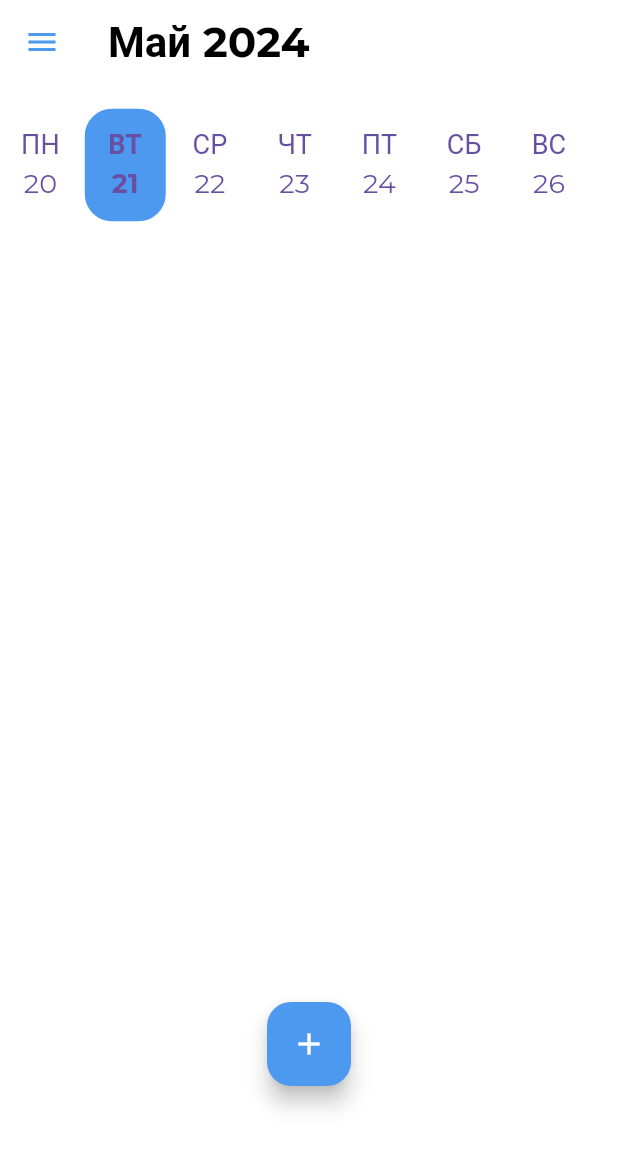
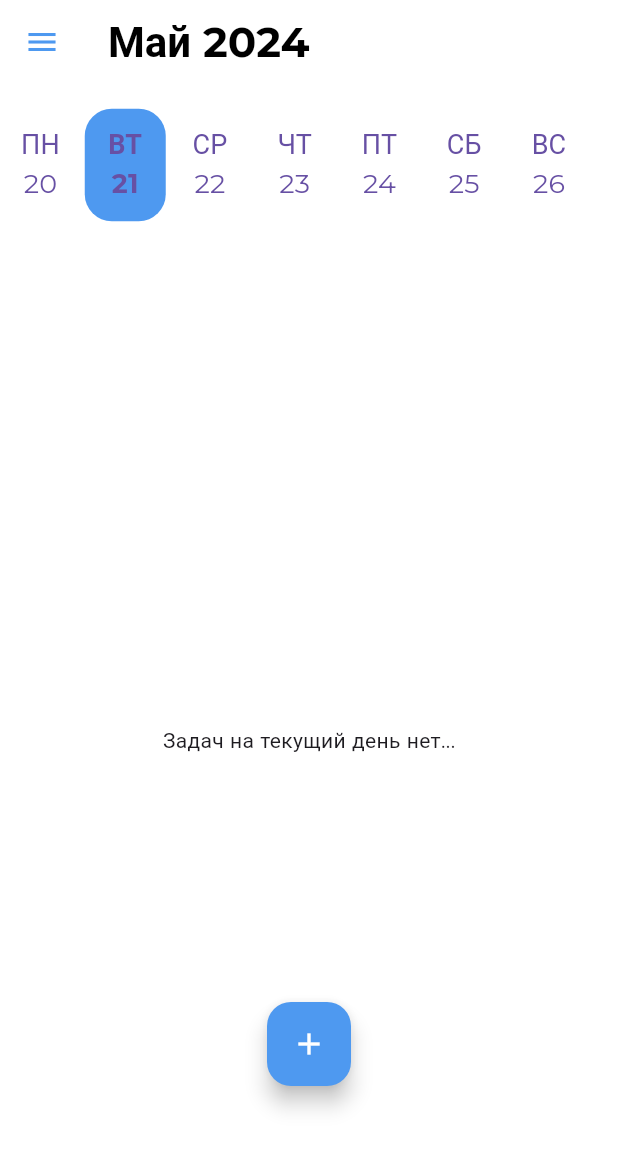
Before and after one commit to schlimmsten/Multitask, a Flutter app: the screen it shows after launch, after a tap on "Продолжить", on a phone screen of 412 x 824 dp. Shown: the top 1149 px of the screen. Run offline on Flutter 3.47's test engine with Material 3 defaults, Android fonts, the phone set to English and light mode, and no system bars; our stand-ins replace flutter_slidable, hive, hive_flutter, shared_preferences; missing offline and left inert: flutter_material_color_picker; accounts and stored records are empty; statements that could not run were skipped; project files that could hold a hidden picture were left out.

Commit message:
Смена даты начала работать, однако есть свои приколы: - так как инициализируется список при каждом запуске виджета, оно всегда выбирает текущую дату
решения:
либо подзапариться и прокинуть через sharedpreferences, либо перелапатить date_builder без ValueNotifier

```diff
--- a/lib/add_screen_components/data_task/task.dart
+++ b/lib/add_screen_components/data_task/task.dart
@@ -34,6 +34,9 @@ class Task {
   @HiveField(9)
   int? id;
 
+  @HiveField(10)
+  DateTime? time;
+
   Task({
     required this.name,
     required this.description,
@@ -45,5 +48,6 @@ class Task {
     required this.color,
     this.isSelected = false,
     this.id,
+    required this.time,
   });
 }
--- a/lib/add_screen_components/date_picker.dart
+++ b/lib/add_screen_components/date_picker.dart
@@ -16,6 +16,7 @@ class DatePickerState extends State<DatePicker> {
   void setSelectedDate(DateTime selectedDate) {
   setState(() {
     _selectedDate = selectedDate;
+    widget.model.day = selectedDate;
     widget.model.selectedDay = selectedDate.day.toString();
     widget.model.selecyedMonth = selectedDate.month.toString();
     widget.model.selectedYear = selectedDate.year.toString();
--- a/lib/main.dart
+++ b/lib/main.dart
@@ -1,5 +1,6 @@
 import 'package:flutter/material.dart';
 import 'package:hive_flutter/hive_flutter.dart';
+import 'package:multitask/add_screen_components/data_task/task_model.dart';
 import 'multitask_app.dart';
 import 'package:provider/provider.dart';
 import 'package:multitask/themes/custom_theme.dart';
@@ -9,9 +10,15 @@ void main() async {
   WidgetsFlutterBinding.ensureInitialized();
   Hive.initFlutter();
   runApp(
-
-    ChangeNotifierProvider<CustomTheme>(
-      create: (_) => CustomTheme(),
+    MultiProvider(
+      providers: [
+        ChangeNotifierProvider<CustomTheme>(
+          create: (_) => CustomTheme(),
+        ),
+        ChangeNotifierProvider<TaskModel>(
+          create: (_) => TaskModel(),
+        ),
+      ],
       child: const MultitaskApp(),
     ),
   );
--- a/lib/main_screen_components/date_builder.dart
+++ b/lib/main_screen_components/date_builder.dart
@@ -1,4 +1,6 @@
 import 'package:flutter/material.dart';
+import 'package:multitask/add_screen_components/data_task/task_model.dart';
+import 'package:provider/provider.dart';
 import 'date_of_week.dart';
 
 List<String> days = [
@@ -12,64 +14,73 @@ List<String> days = [
 ];
 
 class DateBuilder extends StatefulWidget {
-  const DateBuilder({super.key});
+  const DateBuilder({Key? key}) : super(key: key);
 
   @override
-  State<DateBuilder> createState() => _DateBuilderState();
+  _DateBuilderState createState() => _DateBuilderState();
 }
 
 class _DateBuilderState extends State<DateBuilder> {
-  late List<DateOfWeek> weekNumbersButtons;
+  late List<ValueNotifier<bool>> isSelectedList;
 
   @override
   void initState() {
     super.initState();
-    weekNumbersButtons = List.generate(7, (index) => _buildDateOfWeek(index));
+    isSelectedList = List.generate(7, (index) => ValueNotifier<bool>(false));
+    // Устанавливаем значение true для сегодняшней даты
+    DateTime now = DateTime.now();
+    int todayIndex = now.weekday - 1;
+    isSelectedList[todayIndex].value = true;
   }
 
-  DateOfWeek _buildDateOfWeek(int index) {
-    DateTime now = DateTime.now();
-    int dayDifference = index - now.weekday + 1;
-    DateTime date = now.add(Duration(days: dayDifference));
-    bool selected = index == now.weekday - 1;
-    return DateOfWeek(
-      day: days[index],
-      date: date.day.toString(),
-      isSelected: selected,
-      onPressed: () {
-        _onItemTapped(index);
+  @override
+  Widget build(BuildContext context) {
+    return Consumer<TaskModel>(
+      builder: (context, taskModel, _) {
+        return SizedBox(
+          height: 75,
+          child: ListView.separated(
+            scrollDirection: Axis.horizontal,
+            itemCount: 7,
+            separatorBuilder: (BuildContext context, int index) =>
+                VerticalDivider(
+                  width: 2.5,
+                  color: Theme.of(context).appBarTheme.backgroundColor,
+                ),
+            itemBuilder: (context, index) {
+              return SizedBox(
+                width: 54,
+                child: ValueListenableBuilder<bool>(
+                  valueListenable: isSelectedList[index],
+                  builder: (context, isSelected, child) {
+                    return DateOfWeek(
+                      day: days[index],
+                      date: (DateTime.now().add(Duration(days: index - DateTime.now().weekday + 1))).day.toString(),
+                      isSelected: isSelected,
+                      onPressed: () {
+                        _onItemTapped(index, taskModel);
+                      },
+                    );
+                  },
+                ),
+              );
+            },
+          ),
+        );
       },
     );
   }
 
-  void _onItemTapped(int index) {
+  void _onItemTapped(int index, TaskModel taskModel) {
     setState(() {
-      for (int i = 0; i < weekNumbersButtons.length; i++) {
-        weekNumbersButtons[i] = weekNumbersButtons[i].copyWith(isSelected: i == index);
+      for (int i = 0; i < isSelectedList.length; i++) {
+        isSelectedList[i].value = i == index;
       }
     });
-  }
 
-  //вот тут будет сложно оптимизировать, надо как то более адекватно это сделать +
-  //вопрос с листанием остается
-  @override
-  Widget build(BuildContext context) {
-    return SizedBox(
-      height: 75,
-      child: ListView.separated(
-        scrollDirection: Axis.horizontal,
-        itemCount: weekNumbersButtons.length,
-        separatorBuilder: (BuildContext context, int index) =>
-                 VerticalDivider(width: 2.5, color: Theme.of(context).appBarTheme.backgroundColor,),
-        itemBuilder: (context, index) {
-          //можно сделать лучше?
-          return SizedBox(
-            //padding: const EdgeInsets.only(left: 7, top: 4),
-            width: 54,
-            child: weekNumbersButtons[index]
-          );
-        },
-      ),
-    );
+    DateTime now = DateTime.now();
+    int dayDifference = index - now.weekday + 1;
+    DateTime date = now.add(Duration(days: dayDifference));
+    taskModel.setSelectedDate(date);
   }
 }
--- a/lib/main_screen_components/date_of_week.dart
+++ b/lib/main_screen_components/date_of_week.dart
@@ -8,16 +8,13 @@ class DateOfWeek extends StatelessWidget {
   final VoidCallback onPressed;
 
   const DateOfWeek({
-    super.key,
+    Key? key,
     required this.date,
     required this.day,
     required this.isSelected,
     required this.onPressed,
-  });
+  }) : super(key: key);
 
-//BorderSide(color: isSelected ? const Color.fromARGB(255, 8, 4, 252) : Theme.of(context).textTheme.displayLarge?.color ?? Colors.black,)
-
-//тут с темами разобраться!!!!!!!!!!!!!!!!!!!!!!!!!!!!!!!!!!!!!!!!!!!!!!!!!!!!!
   @override
   Widget build(BuildContext context) {
     return TextButton(
@@ -38,6 +35,7 @@ class DateOfWeek extends StatelessWidget {
     VoidCallback? onPressed,
   }) {
     return DateOfWeek(
+      key: key,
       day: day ?? this.day,
       date: date ?? this.date,
       isSelected: isSelected ?? this.isSelected,
--- a/lib/main_screen_components/task_list.dart
+++ b/lib/main_screen_components/task_list.dart
@@ -1,72 +1,36 @@
+
 import 'package:flutter/material.dart';
 import 'package:flutter_slidable/flutter_slidable.dart';
 import 'package:multitask/add_screen_components/data_task/task.dart';
 import 'package:multitask/add_screen_components/data_task/task_model.dart';
 import 'package:multitask/screens/change_screen.dart';
 import 'package:multitask/text_style.dart';
+import 'package:provider/provider.dart'; // Импорт Provider
 
-class TaskListWidget extends StatefulWidget {
-  const TaskListWidget({super.key});
+class TaskListWidget extends StatelessWidget {
+  const TaskListWidget({Key? key}) : super(key: key);
 
   @override
-  State<TaskListWidget> createState() => _TaskListWidgetState();
-}
-
-class _TaskListWidgetState extends State<TaskListWidget> {
-  final model = TaskModel();
-  @override
   Widget build(BuildContext context) {
-    return TaskModelProvider(
-      model: model,
-      child: const _TaskListWidgetBody(),
+    return Consumer<TaskModel>( // Использование Consumer для доступа к TaskModel
+      builder: (context, model, child) {
+        final completedTasks = model.completedtasks;
+        final tasks = model.tasks;
+        final hasCompletedTasks = completedTasks.isNotEmpty;
+        if(tasks.isEmpty && !hasCompletedTasks){
+              return const Center(
+                child: Text("Задач на текущий день нет...")
               );
             }
-}
-
-class _TaskListWidgetBody extends StatefulWidget {
-  const _TaskListWidgetBody();
-
-  @override
-  State<_TaskListWidgetBody> createState() => __TaskListWidgetBodyState();
-}
-
-class __TaskListWidgetBodyState extends State<_TaskListWidgetBody> {
-  @override
-  Widget build(BuildContext context) {
-    final model = TaskModelProvider.of(context)?.model;
-    final completedTasks = model?.completedtasks ?? [];
-    final tasks = model?.tasks ?? [];
-    final hasCompletedTasks = completedTasks.isNotEmpty;
-
         return ListView.separated(
-      itemCount:
-          tasks.length + (hasCompletedTasks ? 1 : 0) + completedTasks.length,
+          itemCount: tasks.length + (hasCompletedTasks ? 1 : 0) + completedTasks.length,
           itemBuilder: (BuildContext context, int index) {
             if (index < tasks.length) {
-          return _buildTaskListItem(index, tasks);
+              return _buildTaskListItem(context, index, tasks);
             } else if (index == tasks.length && hasCompletedTasks) {
-          return Column(
-            children: [
-              const Center(child: Text("Выполненные задачи")),
-              SizedBox(height: MediaQuery.of(context).size.height * 0.02),
-              Center(child:
-              FloatingActionButton(
-                heroTag: 'clearCompletedTasks',
-                onPressed: () {
-                  model?.clearCompletedTasks();
-                  const snackBar = SnackBar(content: Text('Список выполненных задач очищен'));
-                  ScaffoldMessenger.of(context).showSnackBar(snackBar);
-                },
-                backgroundColor: Theme.of(context).primaryColor,
-                child: Icon(Icons.delete,
-                    color: Theme.of(context).appBarTheme.backgroundColor),
-              ))
-            ],
-
-          );
+              return _buildCompletedTasksSection(context);
             } else {
-          return _buildCompletedTaskListItem(
-              index - tasks.length - (hasCompletedTasks ? 1 : 0));
+              return _buildCompletedTaskListItem(context, index - tasks.length - (hasCompletedTasks ? 1 : 0));
             }
           },
           separatorBuilder: (BuildContext context, int index) {
@@ -76,10 +40,12 @@ class __TaskListWidgetBodyState extends State<_TaskListWidgetBody> {
             );
           },
         );
+      },
+    );
   }
 
-  Widget _buildTaskListItem(int index, List<Task> list) {
-    final model = TaskModelProvider.of(context)?.model;
+  Widget _buildTaskListItem(BuildContext context, int index, List<Task> list) {
+    final model = Provider.of<TaskModel>(context); // Использование Provider.of для доступа к модели
     return Slidable(
       key: ValueKey(list[index]),
       startActionPane: ActionPane(
@@ -153,9 +119,31 @@ class __TaskListWidgetBodyState extends State<_TaskListWidgetBody> {
     );
   }
 
-  Widget _buildCompletedTaskListItem(int index) {
-    final model = TaskModelProvider.of(context)?.model;
-    final completedTasks = model?.completedtasks ?? [];
+  Widget _buildCompletedTasksSection(BuildContext context) {
+    final model = Provider.of<TaskModel>(context);
+    return Column(
+      children: [
+        const Center(child: Text("Выполненные задачи")),
+        SizedBox(height: MediaQuery.of(context).size.height * 0.02),
+        Center(
+          child: FloatingActionButton(
+            heroTag: 'clearCompletedTasks',
+            onPressed: () {
+              model.clearCompletedTasks();
+              const snackBar = SnackBar(content: Text('Список выполненных задач очищен'));
+              ScaffoldMessenger.of(context).showSnackBar(snackBar);
+            },
+            backgroundColor: Theme.of(context).primaryColor,
+            child: Icon(Icons.delete, color: Theme.of(context).appBarTheme.backgroundColor),
+          ),
+        )
+      ],
+    );
+  }
+
+  Widget _buildCompletedTaskListItem(BuildContext context, int index) {
+    final model = Provider.of<TaskModel>(context);
+    final completedTasks = model.completedtasks;
     return Container(
       height: 65,
       margin: const EdgeInsets.symmetric(horizontal: 10.0),
@@ -166,8 +154,7 @@ class __TaskListWidgetBodyState extends State<_TaskListWidgetBody> {
       child: ListTile(
         title: Text(
           completedTasks[index].name,
-          style:
-          const TextStyle(
+          style: const TextStyle(
             fontSize: 18,
             fontWeight: FontWeight.w600,
             decoration: TextDecoration.lineThrough,
@@ -177,22 +164,18 @@ class __TaskListWidgetBodyState extends State<_TaskListWidgetBody> {
     );
   }
 
-  void _performAction(
-      BuildContext context, int index, String action, List<Task> list) {
-    final model = TaskModelProvider.of(context)?.model;
+  void _performAction(BuildContext context, int index, String action, List<Task> list) {
+    final model =Provider.of<TaskModel>(context, listen: false);
+
     final item = list[index];
 
     if (action == 'Удалить') {
-      setState(() {
-        model?.deleteItemBox(item);
+      model.deleteItemBox(item);
       list.removeAt(index);
-      });
       final snackBar = SnackBar(content: Text('${item.name} удален'));
       ScaffoldMessenger.of(context).showSnackBar(snackBar);
     } else if (action == 'Выполнить') {
-      setState(() {
-        model?.updateTaskStatus(item, true);
-      });
+      model.updateTaskStatus(item, true);
       final snackBar = SnackBar(content: Text('${item.name} выполнен'));
       ScaffoldMessenger.of(context).showSnackBar(snackBar);
     }
```
Also changed, not shown: lib/add_screen_components/data_task/task_form_model.dart (+7 -4 lines), lib/add_screen_components/data_task/task_model.dart (+19 -2 lines), lib/add_screen_components/data_task/task.g.dart. Lines whose indentation alone changed are shown as unchanged.
